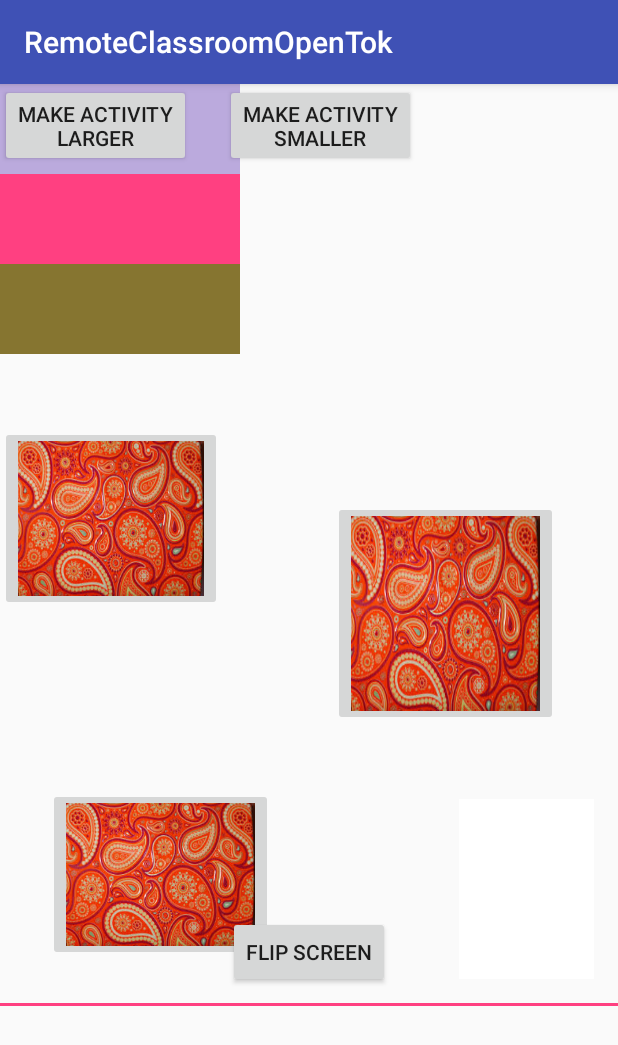
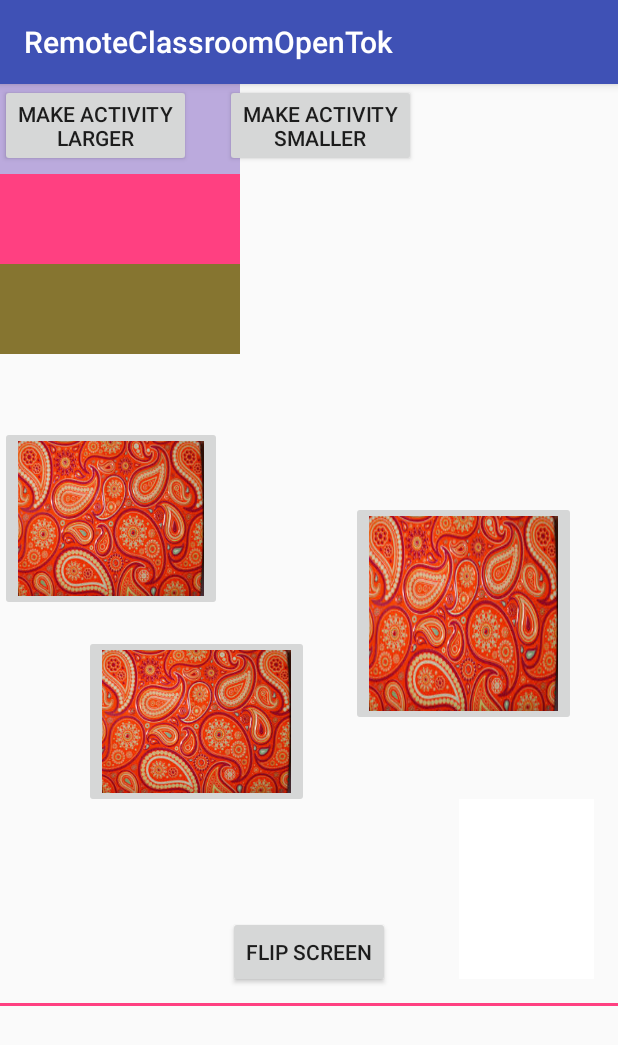
Before and after one commit to darthtoad/RemoteClassroomOpenTok, an Android app: the fragment MemoryGameFragment placed in its activity, on a phone screen of 412 x 824 dp. Shown: the top 1045 px of the screen. Run offline under Robolectric (Android 15) with nearby library versions, the light colour scheme and no system bars; our stand-ins replace Volley; libraries missing offline, so code that uses them is left out: com.opentok.android, pub.devrel.easypermissions; 1 statement that could not run was skipped.

Commit message:
end of tuesday. alter layouts

```diff
--- /dev/null
+++ b/app/src/main/java/com/epicodus/samuelgespass/remoteclassroomopentok/services/OpenTokService.java
@@ -0,0 +1,8 @@
+package com.epicodus.samuelgespass.remoteclassroomopentok.services;
+
+/**
+ * Created by Guest on 4/10/18.
+ */
+
+public class OpenTokService {
+}
--- a/app/src/main/res/layout/fragment_memory_game.xml
+++ b/app/src/main/res/layout/fragment_memory_game.xml
@@ -58,6 +58,7 @@
             android:scaleType="fitXY"
             android:src="@drawable/card"
             app:layout_constraintBottom_toTopOf="@+id/imageButton-sleeping"
+            android:contentDescription="Match the picture to the word"
             app:layout_constraintEnd_toStartOf="@+id/imageButton-eating"
             app:layout_constraintHorizontal_bias="0.0"
             app:layout_constraintStart_toStartOf="parent"
@@ -68,13 +69,14 @@
             android:id="@+id/imageButton-eating"
             android:layout_width="150dp"
             android:layout_height="115dp"
-            android:layout_marginBottom="28dp"
+            android:layout_marginTop="16dp"
             android:scaleType="fitXY"
             android:src="@drawable/card"
-            app:layout_constraintBottom_toBottomOf="parent"
+            android:contentDescription="Match the picture to the word"
             app:layout_constraintEnd_toEndOf="parent"
-            app:layout_constraintHorizontal_bias="0.123"
-            app:layout_constraintStart_toStartOf="parent" />
+            app:layout_constraintHorizontal_bias="0.213"
+            app:layout_constraintStart_toStartOf="parent"
+            app:layout_constraintTop_toBottomOf="@+id/imageButton-running" />
 
         <ImageButton
             android:id="@+id/imageButton-sleeping"
@@ -82,6 +84,7 @@
             android:layout_height="150dp"
             android:scaleType="fitXY"
             android:src="@drawable/card"
+            android:contentDescription="Match the picture to the word"
             app:layout_constraintBottom_toBottomOf="parent"
             app:layout_constraintEnd_toEndOf="parent"
             app:layout_constraintHorizontal_bias="0.5"
```
